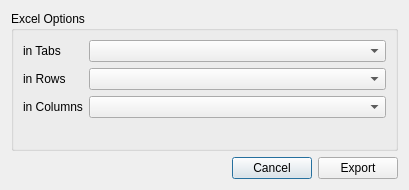
petres/eurostat, file app/gui/export.ui: the form before one commit.
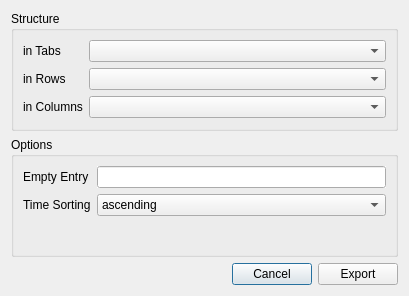
The form after the commit.

Commit message: sorting implemented, empty entries, bugfixes

Diff of the .ui file:
```diff
--- a/app/gui/export.ui
+++ b/app/gui/export.ui
@@ -7,7 +7,7 @@
     <x>0</x>
     <y>0</y>
     <width>409</width>
-    <height>190</height>
+    <height>296</height>
    </rect>
   </property>
   <property name="minimumSize">
@@ -29,7 +29,7 @@
       </size>
      </property>
      <property name="title">
-      <string>Excel Options</string>
+      <string>Structure</string>
      </property>
      <layout class="QVBoxLayout" name="verticalLayout_2">
       <item>
@@ -69,6 +69,54 @@
      </layout>
     </widget>
    </item>
+   <item>
+    <widget class="QGroupBox" name="groupBox_2">
+     <property name="title">
+      <string>Options</string>
+     </property>
+     <layout class="QHBoxLayout" name="horizontalLayout_2">
+      <item>
+       <layout class="QFormLayout" name="formLayout_2">
+        <item row="0" column="0">
+         <widget class="QLabel" name="label">
+          <property name="text">
+           <string>Empty Entry</string>
+          </property>
+         </widget>
+        </item>
+        <item row="1" column="0">
+         <widget class="QLabel" name="label_2">
+          <property name="text">
+           <string>Time Sorting</string>
+          </property>
+         </widget>
+        </item>
+        <item row="0" column="1">
+         <widget class="QLineEdit" name="emptyEntry">
+          <property name="autoFillBackground">
+           <bool>true</bool>
+          </property>
+         </widget>
+        </item>
+        <item row="1" column="1">
+         <widget class="QComboBox" name="timeSorting">
+          <item>
+           <property name="text">
+            <string>ascending</string>
+           </property>
+          </item>
+          <item>
+           <property name="text">
+            <string>descending</string>
+           </property>
+          </item>
+         </widget>
+        </item>
+       </layout>
+      </item>
+     </layout>
+    </widget>
+   </item>
    <item>
     <layout class="QHBoxLayout" name="horizontalLayout">
      <property name="spacing">
```
The commit also changes 2 other files.
